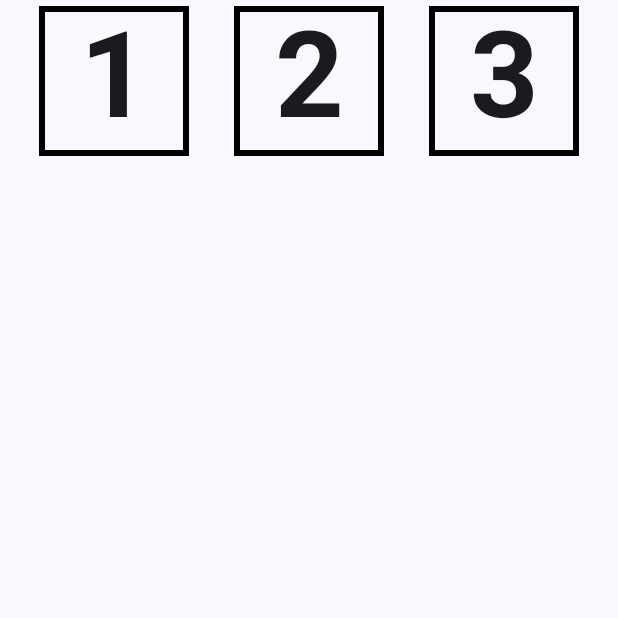
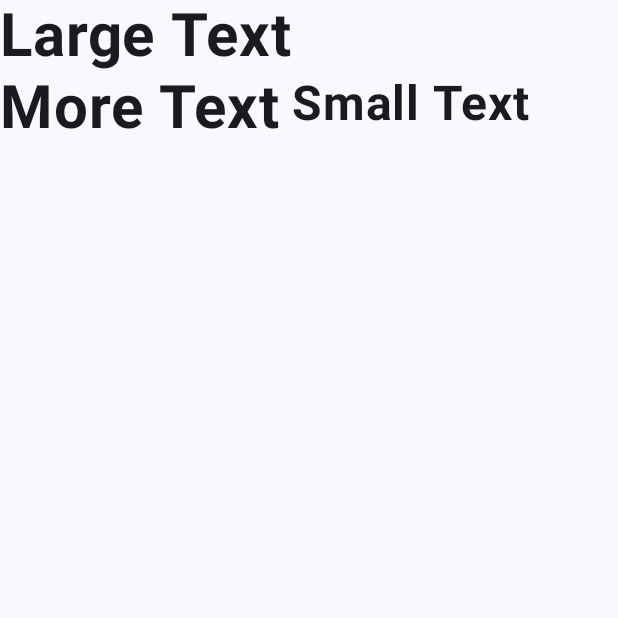
Before and after one commit to 1ceone/RowColDemo, an Android app built with Jetpack Compose: the screen it shows after launch (MainActivity), on a phone screen of 412 x 824 dp, the top half of it. Run offline under Robolectric (Android 15) with nearby library versions, the phone set to English and light mode, and no system bars.

Commit message:
Модификаторы области действия строк и столбцов

```diff
--- a/app/src/main/java/com/example/rowcoldemo/MainActivity.kt
+++ b/app/src/main/java/com/example/rowcoldemo/MainActivity.kt
@@ -20,6 +20,8 @@ import androidx.compose.ui.text.font.FontWeight
 import androidx.compose.ui.text.style.TextAlign
 import androidx.compose.ui.unit.dp
 import androidx.compose.ui.unit.sp
+import androidx.compose.ui.layout.LastBaseline
+import androidx.compose.ui.layout.FirstBaseline
 
 class MainActivity : ComponentActivity() {
     override fun onCreate(savedInstanceState: Bundle?) {
@@ -49,11 +51,20 @@ fun TextCell(text: String, modifier: Modifier = Modifier) {
 
 @Composable
 fun MainScreen(modifier: Modifier = Modifier) {
-    Row(horizontalArrangement = Arrangement.SpaceEvenly,
-        modifier = modifier.width(1000.dp)) {
-        TextCell("1")
-        TextCell("2")
-        TextCell("3")
+    Row {
+        Text(
+            text = "Large Text\n\nMore Text",
+            Modifier.alignBy(FirstBaseline),
+            fontSize = 40.sp,
+            fontWeight = FontWeight.Bold
+        )
+        Text(
+            text = "Small Text",
+            modifier = Modifier.paddingFrom(
+                alignmentLine = FirstBaseline, before = 80.dp, after = 0.dp),
+            fontSize = 32.sp,
+            fontWeight = FontWeight.Bold
+        )
     }
 }
 
```
